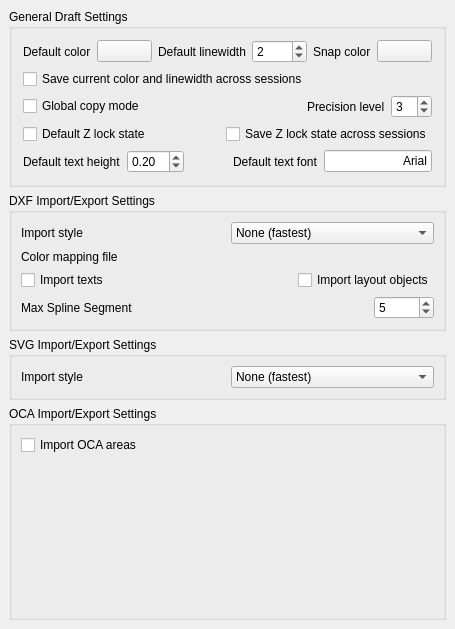
The window that src/Mod/Draft/userprefs.ui (berndhahnebach/All_FreeCAD) describes before a commit, drawn with Qt 5.
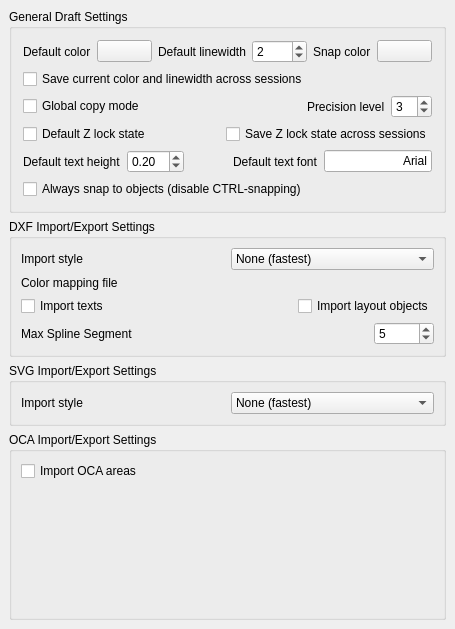
The same window after the commit. Custom widgets are drawn as their Qt base class.

What changed in the file:
```diff
--- a/src/Mod/Draft/userprefs.ui
+++ b/src/Mod/Draft/userprefs.ui
@@ -313,6 +313,26 @@
         </item>
        </layout>
       </item>
+      <item>
+       <layout class="QHBoxLayout" name="horizontalLayout_8">
+        <item>
+         <widget class="Gui::PrefCheckBox" name="gui::prefcheckbox_8">
+          <property name="toolTip">
+           <string>If this is checked, you will always snap to existing objects while drawing. If not, you will be snapping only when pressing CTRL.</string>
+          </property>
+          <property name="text">
+           <string>Always snap to objects (disable CTRL-snapping)</string>
+          </property>
+          <property name="prefEntry" stdset="0">
+           <cstring>alwaysSnap</cstring>
+          </property>
+          <property name="prefPath" stdset="0">
+           <cstring>Mod/Draft</cstring>
+          </property>
+         </widget>
+        </item>
+       </layout>
+      </item>
      </layout>
     </widget>
    </item>
```
